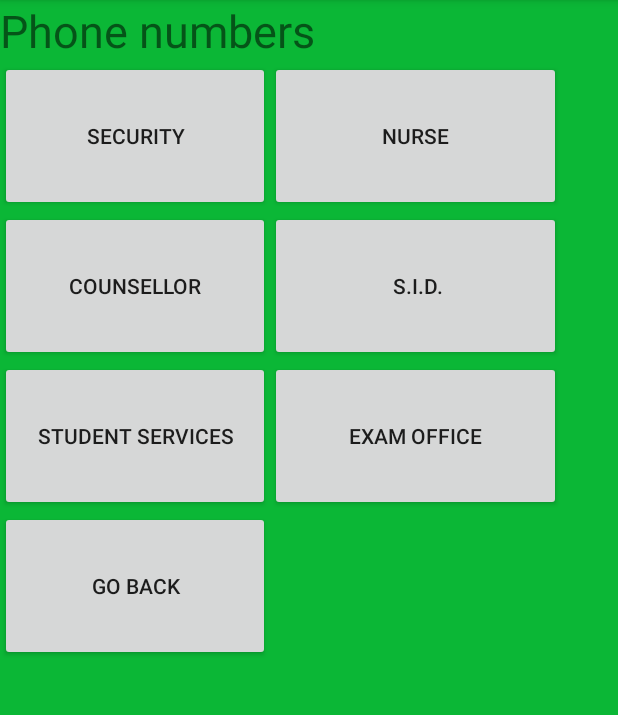
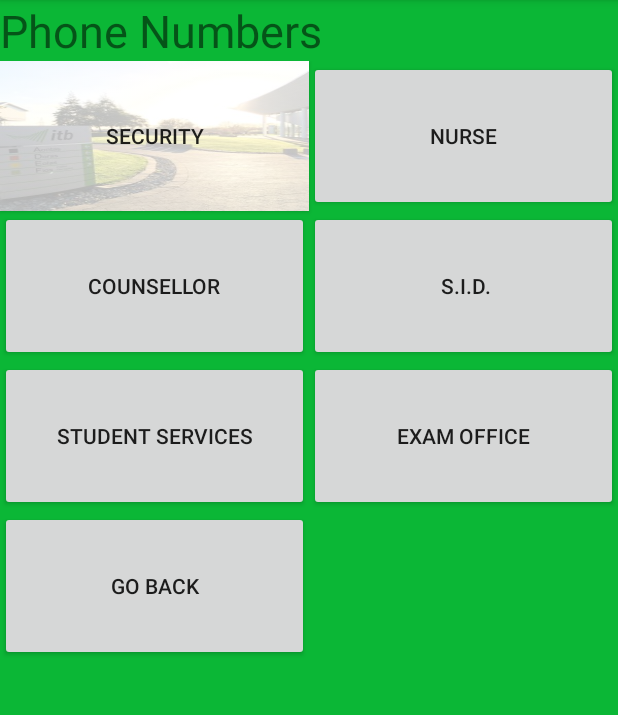
Before and after one commit to AndrewSherlock/Student-Andriod-Application, an Android app: the Phone screen opened directly, with no data from a screen before it, on a phone screen of 412 x 824 dp, the part 84-799 px from its top. Run offline under Robolectric (Android 15) with nearby library versions, the phone set to English and light mode, and no system bars.

Commit message:
Just trying things out, background image on button in activity phone

```diff
--- a/app/src/main/res/layout/activity_main.xml
+++ b/app/src/main/res/layout/activity_main.xml
@@ -20,10 +20,10 @@
             android:layout_width="0dp"
             android:layout_height="132sp"
             android:layout_columnWeight="1"
+            android:layout_gravity="fill_horizontal"
+            android:background="#80ff0000"
+
             android:gravity="center"
-                android:layout_gravity="fill_horizontal"
-
-                android:background="#80ff0000"
             android:text="@string/title_activity_transport"
             android:textColor="@android:color/white"
             android:textSize="20sp" />
@@ -33,9 +33,9 @@
             android:layout_width="0dp"
             android:layout_height="132sp"
             android:layout_columnWeight="1"
-                android:gravity="center"
             android:layout_gravity="fill_horizontal"
             android:background="#80ffF000"
+            android:gravity="center"
             android:text="@string/title_activity_timetable"
             android:textColor="@android:color/white"
             android:textSize="20sp" />
@@ -45,9 +45,9 @@
             android:layout_width="0dp"
             android:layout_height="132sp"
             android:layout_columnWeight="1"
-                android:gravity="center"
             android:layout_gravity="fill_horizontal"
             android:background="#8000ffff"
+            android:gravity="center"
             android:text="@string/title_activity_quiz"
             android:textColor="@android:color/white"
             android:textSize="20sp" />
--- a/app/src/main/res/layout/activity_phone.xml
+++ b/app/src/main/res/layout/activity_phone.xml
@@ -6,6 +6,13 @@
     android:layout_height="match_parent"
     tools:context="itbstudentapp.com.itbstudentapp.Phone"
     android:background="#0bb736">
+
+    <ScrollView
+        xmlns:android="http://schemas.android.com/apk/res/android"
+        xmlns:tools="http://schemas.android.com/tools"
+        android:layout_width="match_parent"
+        android:layout_height="wrap_content"
+        >
 
 
 
@@ -33,82 +40,90 @@
         <TextView
             android:layout_width="fill_parent"
             android:layout_height="wrap_content"
-            android:text="Phone numbers"
+            android:text="Phone Numbers"
             android:textSize="30sp"/>
         <GridLayout
             android:layout_width="match_parent"
-            android:layout_height="100sp"
-            android:orientation="horizontal">
+            android:layout_height="match_parent"
+            android:columnCount="2">
 
             <Button
-                android:layout_width="180sp"
+                android:id="@+id/buttonSecurity"
+                android:layout_width="0dp"
                 android:layout_height="100sp"
+                android:layout_columnWeight="1"
+                android:layout_gravity="fill_horizontal"
+
                 android:width="30sp"
-                android:text="Security"
-                android:id="@+id/buttonSecurity"
-                />
+                android:background="@drawable/itb"
+
+                android:backgroundTint="#b1ffffff"
+                android:backgroundTintMode="src_over"
+                android:gravity="center"
+                android:text="Security" />
 
             <Button
-                android:layout_width="194sp"
+                android:layout_width="0dp"
                 android:layout_height="100sp"
+                android:layout_columnWeight="1"
+                android:layout_gravity="fill_horizontal"
+                android:gravity="center"
+
                 android:width="30sp"
                 android:text="Nurse"
                 android:id="@+id/buttonNurse"
                 />
-        </GridLayout>
-
-        <GridLayout
-            android:layout_width="match_parent"
-            android:layout_height="100dp"
-            android:orientation="horizontal">
 
             <Button
-                android:layout_width="180sp"
+                android:layout_width="0dp"
                 android:layout_height="100sp"
+                android:layout_columnWeight="1"
+                android:layout_gravity="fill_horizontal"
+                android:gravity="center"
                 android:width="30sp"
                 android:text="Counsellor"
                 android:id="@+id/buttonCounsellor"
                 />
 
             <Button
-                android:layout_width="194sp"
+                android:layout_width="0dp"
                 android:layout_height="100sp"
+                android:layout_columnWeight="1"
+                android:layout_gravity="fill_horizontal"
+                android:gravity="center"
                 android:width="30sp"
                 android:text=" S.I.D."
                 android:id="@+id/buttonSid"
                 />
-        </GridLayout>
-
-        <GridLayout
-            android:layout_width="match_parent"
-            android:layout_height="100dp"
-            android:orientation="horizontal">
 
             <Button
-                android:layout_width="180dp"
-                android:layout_height="100dp"
+                android:layout_width="0dp"
+                android:layout_height="100sp"
+                android:layout_columnWeight="1"
+                android:layout_gravity="fill_horizontal"
+                android:gravity="center"
                 android:width="30dp"
                 android:text="student services"
                 android:id="@+id/buttonService"
                 />
 
             <Button
-                android:layout_width="194dp"
-                android:layout_height="100dp"
+                android:layout_width="0dp"
+                android:layout_height="100sp"
+                android:layout_columnWeight="1"
+                android:layout_gravity="fill_horizontal"
+                android:gravity="center"
                 android:width="30dp"
                 android:text="Exam Office"
                 android:id="@+id/buttonExam"
                 />
-        </GridLayout>
-
-        <GridLayout
-            android:layout_width="match_parent"
-            android:layout_height="100dp"
-            android:orientation="horizontal">
 
             <Button
-                android:layout_width="180dp"
-                android:layout_height="100dp"
+                android:layout_width="0dp"
+                android:layout_height="100sp"
+                android:layout_columnWeight="1"
+                android:layout_gravity="fill_horizontal"
+                android:gravity="center"
                 android:width="30dp"
                 android:text="Go Back"
                 android:id="@+id/home"
@@ -123,5 +138,6 @@
                 <!--/>-->
         </GridLayout>
     </GridLayout>
+    </ScrollView>
 
 </android.support.constraint.ConstraintLayout>
```
Lines whose indentation alone changed are shown as unchanged.
